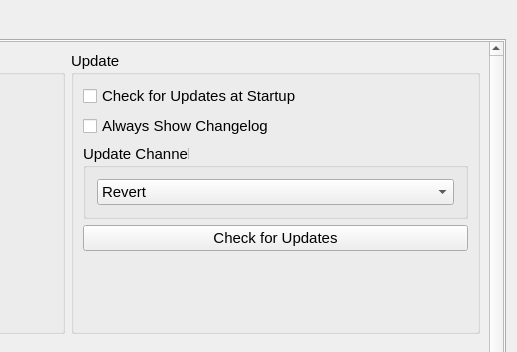
mancelli/shadPS4, file src/qt_gui/settings_dialog.ui: the form before one commit; both pictures show x 783 to 1300 and y 0 to 352 of the 1300 by 750 pixel window.
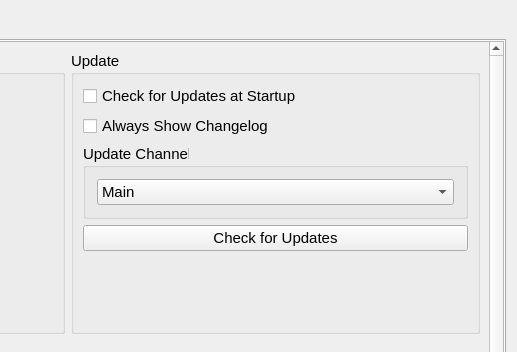
The form after the commit. The open tabs and pages were chosen to show the change. Icons and pictures are not drawn.

Commit message: updater: only this fork's Main and Beta channels, on by default

What changed in the file:
```diff
--- a/src/qt_gui/settings_dialog.ui
+++ b/src/qt_gui/settings_dialog.ui
@@ -451,7 +451,7 @@
 																				</property>
 																				<item>
 																					<property name="text">
-																						<string>Revert</string>
+																						<string>Main</string>
 																					</property>
 																				</item>
 																				<item>
```
Left out of the diff: 2 changed lines with no effect on the pictures. The commit also changes 5 other files.
